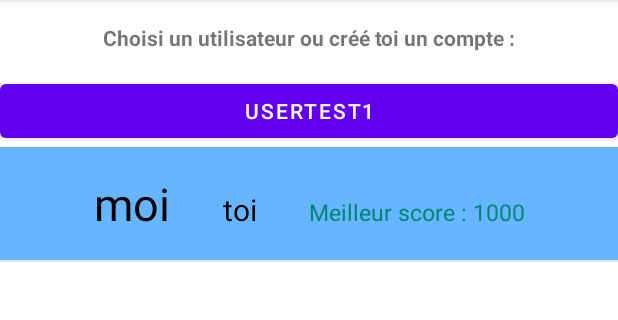
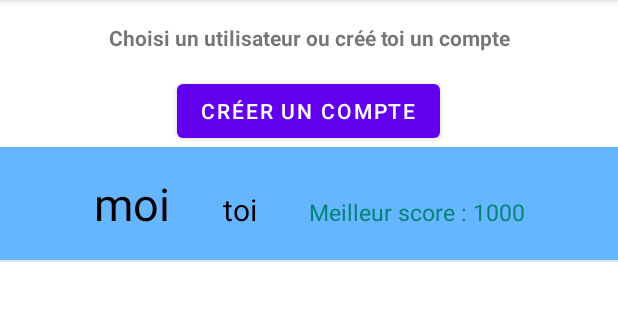
Before and after one commit to Powerock38/SchoolTips, an Android app: the screen it shows after launch (MainActivity), on a phone screen of 412 x 824 dp, the part 84-404 px from its top. Run offline under Robolectric (Android 15) with nearby library versions, the phone set to English and light mode, and no system bars; our stand-ins replace Room's generated code.

Commit message:
Fin de sceance

```diff
--- a/app/src/main/AndroidManifest.xml
+++ b/app/src/main/AndroidManifest.xml
@@ -9,7 +9,8 @@
         android:roundIcon="@mipmap/ic_launcher_round"
         android:supportsRtl="true"
         android:theme="@style/Theme.SchoolTips">
-        <activity android:name=".CalculsParamActivity"></activity>
+        <activity android:name=".CreerCompteActivity"></activity>
+        <activity android:name=".CalculsParamActivity" />
         <activity android:name=".CalculsActivity" />
         <activity android:name=".MainActivity">
             <intent-filter>
--- a/app/src/main/java/com/example/schooltips/MainActivity.java
+++ b/app/src/main/java/com/example/schooltips/MainActivity.java
@@ -6,8 +6,10 @@ import android.content.Intent;
 import android.os.AsyncTask;
 import android.os.Bundle;
 import android.view.View;
+import android.widget.AdapterView;
 import android.widget.Button;
 import android.widget.ListView;
+import android.widget.Toast;
 
 import java.util.ArrayList;
 import java.util.List;
@@ -31,26 +33,23 @@ public class MainActivity extends AppCompatActivity {
         adapter = new UsersAdapter(this, new ArrayList<User>());
         userView.setAdapter(adapter);
 
-        /*
-         * la bdd bose problème ..
-         * c'est en cours (25/03/21)
-         */
+        // Instanciation de la BDD
         userDataBase = DatabaseUser.getInstance(getApplicationContext());
 
-        /* ittérer sur les users de la database pour les afficher pour les users ou bien se creer un compte
-        * le problème, c'est comment ?
-        *//*
-        for (User u : userList) {
-            Button userButton = new Button(this);
-            userButton.setText(u.getNom() + " " + u.getPrenom() + "\t" + "avatar");
-            userView.addView(userButton);
-        }*/
+        // Ajouter un événement click à la userView
+        userView.setOnItemClickListener(new AdapterView.OnItemClickListener() {
+            @Override
+            public void onItemClick(AdapterView<?> parent, View view, int position, long id) {
+                Intent intent = new Intent(MainActivity.this, CalculsParamActivity.class);
+                startActivity(intent);
+            }
+        });
 
-        Button test = findViewById(R.id.button_test);
-        test.setOnClickListener(new View.OnClickListener() {
+        Button create = findViewById(R.id.creerCompte_button);
+        create.setOnClickListener(new View.OnClickListener() {
             @Override
             public void onClick(View v) {
-                Intent intent = new Intent(MainActivity.this, CalculsParamActivity.class);
+                Intent intent = new Intent(MainActivity.this, CreerCompteActivity.class);
                 startActivity(intent);
             }
         });
--- a/app/src/main/res/layout/activity_main.xml
+++ b/app/src/main/res/layout/activity_main.xml
@@ -12,14 +12,15 @@
         android:layout_height="wrap_content"
         android:height="50dp"
         android:textStyle="bold"
-        android:text="Choisi un utilisateur ou créé toi un compte :"
+        android:text="@string/home"
         android:gravity="center"/>
 
     <Button
-        android:id="@+id/button_test"
-        android:layout_width="match_parent"
+        android:id="@+id/creerCompte_button"
+        android:layout_width="wrap_content"
         android:layout_height="wrap_content"
-        android:text="Usertest1" />
+        android:layout_gravity="center"
+        android:text="Créer un compte" />
 
     <ListView
         android:id="@+id/list_users"
@@ -28,9 +29,4 @@
 
     </ListView>
 
-    <Button
-        android:layout_width="match_parent"
-        android:layout_height="wrap_content"
-        android:text="Créer un compte" />
-
 </LinearLayout>
```
Also changed, not shown: app/src/main/java/com/example/schooltips/CreerCompteActivity.java (added, +14 -0 lines), app/src/main/res/layout/activity_creer_compte.xml (added, +41 -0 lines), app/src/main/res/values/strings.xml (+8 -0 lines).
